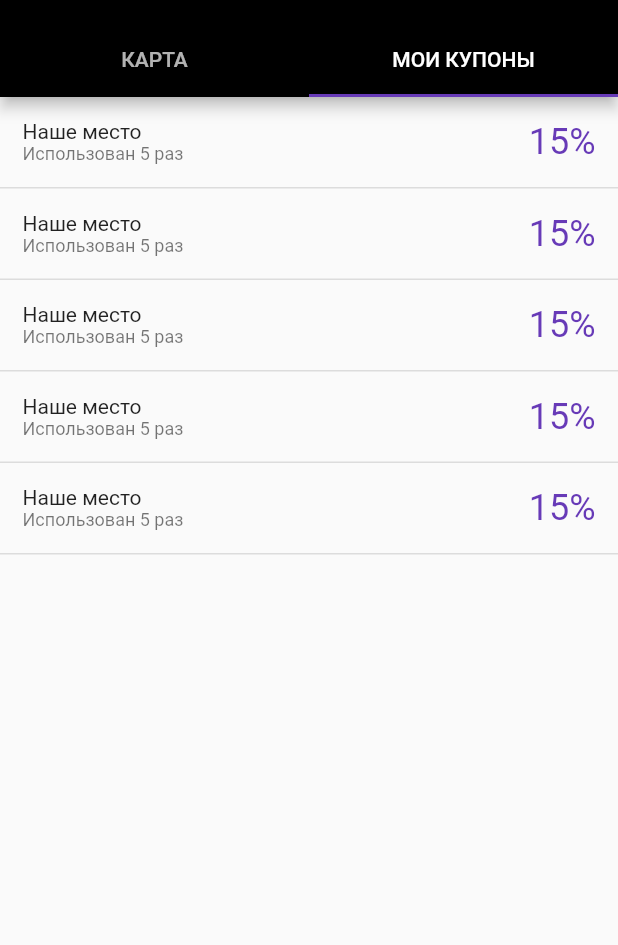
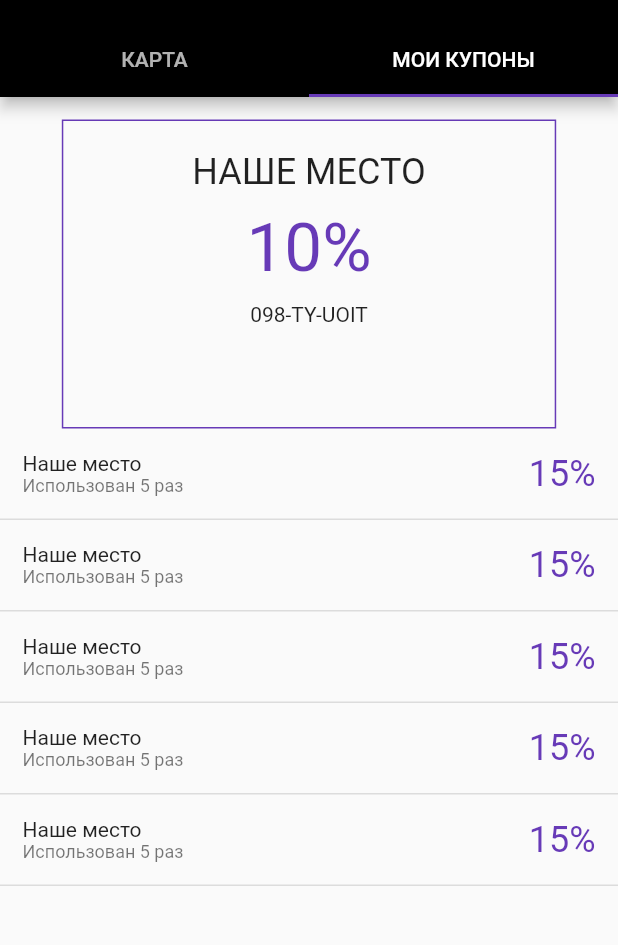
Before and after one commit to lidaev/one_two_quest, a Flutter app: the screen it shows after launch, tab 2 chosen, on a phone screen of 412 x 824 dp, the part 59-1004 px from its top. Run offline on Flutter 3.47's test engine with Material 2 defaults, Android fonts, the phone set to English and light mode, and no system bars; our stand-ins replace flutter_map, latlong.

Commit message:
Add ticket to list promo

```diff
--- a/lib/list_promo.dart
+++ b/lib/list_promo.dart
@@ -4,8 +4,33 @@ class ListPromo extends StatelessWidget {
   @override
   Widget build(BuildContext context) {
     return Container(
+      margin: EdgeInsets.only(top: 15.0),
         child: Column(
       children: <Widget>[
+        Container(
+          width: MediaQuery.of(context).size.width * 0.8,
+          height: MediaQuery.of(context).size.height * 0.25,
+          padding: EdgeInsets.symmetric(vertical: 15.0),
+          decoration: BoxDecoration(
+            border: Border.all(color: Colors.deepPurple, width: 1.0)
+            ),
+          child: Column(
+            children: <Widget>[
+              Container(
+                padding: EdgeInsets.symmetric(vertical: 5.0),
+                child: Text("НАШЕ МЕСТО", style: Theme.of(context).textTheme.headline),
+              ),
+              Container(
+                padding: EdgeInsets.symmetric(vertical: 5.0),
+                child: Text("10%", style: Theme.of(context).textTheme.display2.copyWith(color: Colors.deepPurple)),
+              ),
+              Container(
+                padding: EdgeInsets.symmetric(vertical: 5.0),
+                child: Text("098-TY-UOIT", style: Theme.of(context).textTheme.body1),
+              )
+            ],
+          ),
+        ),
         ListView.builder(
             shrinkWrap: true,
             itemCount: 5,
```
